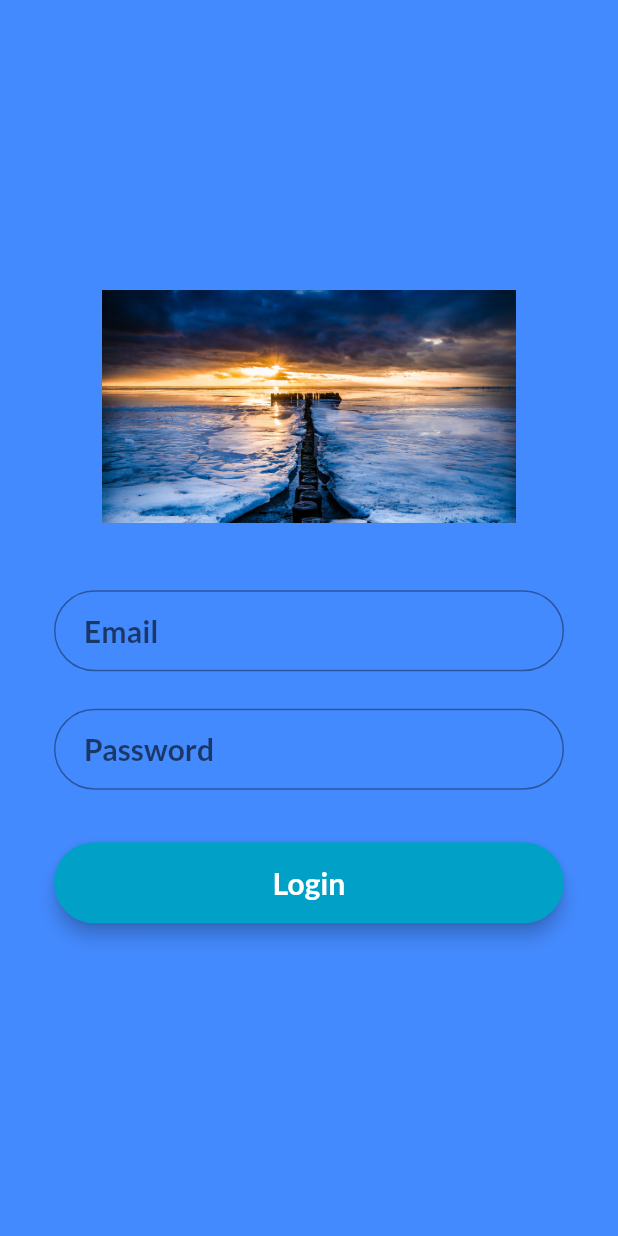
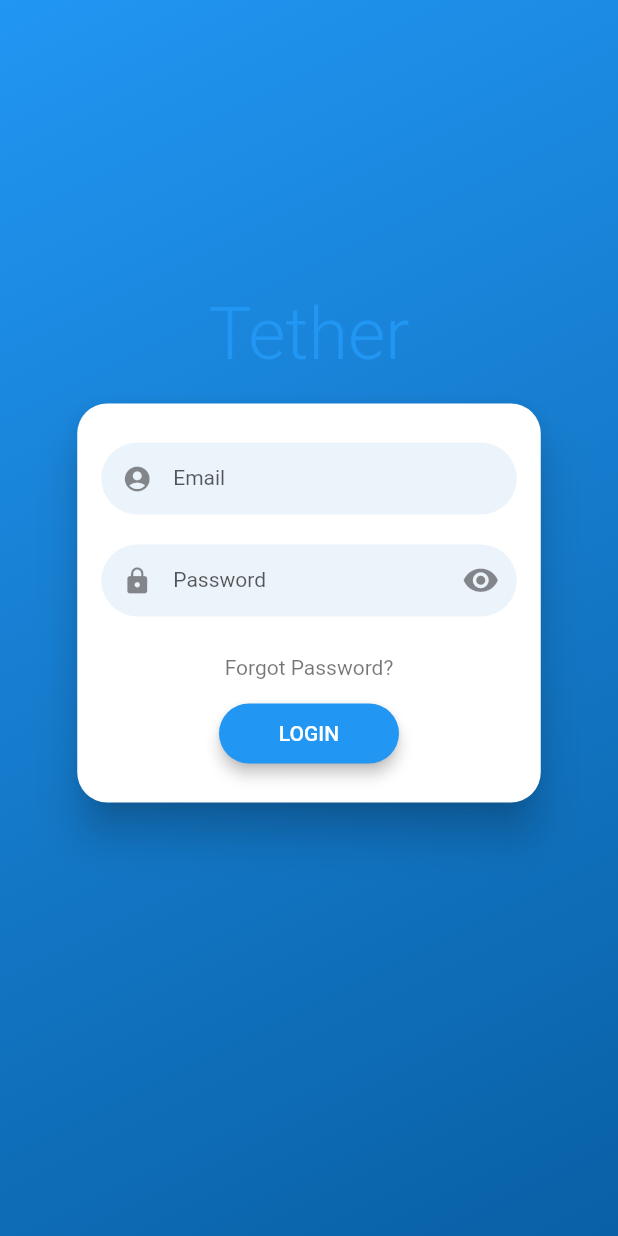
Before and after one commit to vermaapoorva/IC-Hello-World, a Flutter app: the screen it shows after launch, on a phone screen of 412 x 824 dp. Run offline on Flutter 3.47's test engine with Material 2 defaults, Android fonts, the light colour scheme and no system bars; drawn by our look-alikes of flutter_login.

Commit message:
Login Page implemented

```diff
--- a/front-end/lib/main.dart
+++ b/front-end/lib/main.dart
@@ -1,4 +1,5 @@
 import 'package:flutter/material.dart';
+import 'package:flutter_login/flutter_login.dart';
 
 void main() {
   runApp(MyApp());
@@ -22,101 +23,124 @@ class MyApp extends StatelessWidget {
         // is not restarted.
         primarySwatch: Colors.blue,
       ),
-      home: MyHomePage(title: 'Goals'),
+      // home: LoginScreen(title: 'Goals'),
+      home: LoginScreen(),
     );
   }
 }
 
-class MyHomePage extends StatefulWidget {
-  MyHomePage({Key key, this.title}) : super(key: key);
+// class LoginScreen extends StatefulWidget {
+//   LoginScreen({Key key, this.title}) : super(key: key);
+//
+//   // This widget is the home page of your application. It is stateful, meaning
+//   // that it has a State object (defined below) that contains fields that affect
+//   // how it looks.
+//
+//   // This class is the configuration for the state. It holds the values (in this
+//   // case the title) provided by the parent (in this case the App widget) and
+//   // used by the build method of the State. Fields in a Widget subclass are
+//   // always marked "final".
+//
+//   final String title;
+//
+//   @override
+//   // _MyHomePageState createState() => _MyHomePageState();
+//   _LoginScreen createState() => _LoginScreen();
+// }
 
-  // This widget is the home page of your application. It is stateful, meaning
-  // that it has a State object (defined below) that contains fields that affect
-  // how it looks.
-
-  // This class is the configuration for the state. It holds the values (in this
-  // case the title) provided by the parent (in this case the App widget) and
-  // used by the build method of the State. Fields in a Widget subclass are
-  // always marked "final".
-
-  final String title;
-
-  @override
-  _MyHomePageState createState() => _MyHomePageState();
-}
-
-class _MyHomePageState extends State<MyHomePage> {
-  TextStyle style = TextStyle(fontFamily: 'Lato', fontSize: 20.0);
-
+class LoginScreen extends StatelessWidget {
   @override
   Widget build(BuildContext context) {
-
-    final emailField = TextField(
-      obscureText: false,
-      style: style,
-      decoration: InputDecoration(
-          contentPadding: EdgeInsets.fromLTRB(20.0, 15.0, 20.0, 15.0),
-          hintText: "Email",
-          border:
-          OutlineInputBorder(borderRadius: BorderRadius.circular(32.0))),
-    );
-    final passwordField = TextField(
-      obscureText: true,
-      style: style,
-      decoration: InputDecoration(
-          contentPadding: EdgeInsets.fromLTRB(20.0, 15.0, 20.0, 15.0),
-          hintText: "Password",
-          border:
-          OutlineInputBorder(borderRadius: BorderRadius.circular(32.0))),
-    );
-    final loginButon = Material(
-      elevation: 5.0,
-      borderRadius: BorderRadius.circular(30.0),
-      color: Color(0xff01A0C7),
-      child: MaterialButton(
-        minWidth: MediaQuery.of(context).size.width,
-        padding: EdgeInsets.fromLTRB(20.0, 15.0, 20.0, 15.0),
-        onPressed: () {},
-        child: Text("Login",
-            textAlign: TextAlign.center,
-            style: style.copyWith(
-                color: Colors.white, fontWeight: FontWeight.bold)),
-      ),
-    );
-
-    return Scaffold(
-      body: Center(
-        child: Container(
-          color: Colors.blueAccent,
-          child: Padding(
-            padding: const EdgeInsets.all(36.0),
-            child: Column(
-              crossAxisAlignment: CrossAxisAlignment.center,
-              mainAxisAlignment: MainAxisAlignment.center,
-              children: <Widget>[
-                SizedBox(
-                  height: 155.0,
-                  child: Image.asset(
-                    "images/lake.jpg",
-                    fit: BoxFit.contain,
-                  ),
-                ),
-                SizedBox(height: 45.0),
-                emailField,
-                SizedBox(height: 25.0),
-                passwordField,
-                SizedBox(
-                  height: 35.0,
-                ),
-                loginButon,
-                SizedBox(
-                  height: 15.0,
-                ),
-              ],
-            ),
-          ),
-        ),
-      ),
+    return FlutterLogin(
+      title: 'Tether',
+      // logo: 'images/lake.jpg',
+      // onLogin: _authUser,
+      // onSignup: _authUser,
+      onSubmitAnimationCompleted: () {
+        // Navigator.of(context).pushReplacement(MaterialPageRoute(
+        //   builder: (context) => DashboardScreen(),
+        // ));
+      },
+      // onRecoverPassword: _recoverPassword,
     );
   }
 }
+
+// class _MyHomePageState extends State<MyHomePage> {
+//   TextStyle style = TextStyle(fontFamily: 'Lato', fontSize: 20.0);
+//
+//   @override
+//   Widget build(BuildContext context) {
+//
+//     final emailField = TextField(
+//       obscureText: false,
+//       style: style,
+//       decoration: InputDecoration(
+//           contentPadding: EdgeInsets.fromLTRB(20.0, 15.0, 20.0, 15.0),
+//           hintText: "Email",
+//           hintStyle: TextStyle(fontSize: 20.0, color: Colors.white),
+//           border:
+//           OutlineInputBorder(borderRadius: BorderRadius.circular(32.0))),
+//     );
+//     final passwordField = TextField(
+//       obscureText: true,
+//       style: style.copyWith(
+//           color: Colors.white, fontWeight: FontWeight.bold),
+//       decoration: InputDecoration(
+//           contentPadding: EdgeInsets.fromLTRB(20.0, 15.0, 20.0, 15.0),
+//           hintText: "Password",
+//           hintStyle: TextStyle(fontSize: 20.0, color: Colors.white),
+//           border:
+//           OutlineInputBorder(borderRadius: BorderRadius.circular(32.0))),
+//     );
+//     final loginButon = Material(
+//       elevation: 5.0,
+//       borderRadius: BorderRadius.circular(30.0),
+//       color: Color(0xff01A0C7),
+//       child: MaterialButton(
+//         minWidth: MediaQuery.of(context).size.width,
+//         padding: EdgeInsets.fromLTRB(20.0, 15.0, 20.0, 15.0),
+//         onPressed: () {},
+//         child: Text("Login",
+//             textAlign: TextAlign.center,
+//             style: style.copyWith(
+//                 color: Colors.white, fontWeight: FontWeight.bold)),
+//       ),
+//     );
+//
+//     return Scaffold(
+//       body: Center(
+//         child: Container(
+//           color: Colors.blueAccent,
+//           child: Padding(
+//             padding: const EdgeInsets.all(36.0),
+//             child: Column(
+//               crossAxisAlignment: CrossAxisAlignment.center,
+//               mainAxisAlignment: MainAxisAlignment.center,
+//               children: <Widget>[
+//                 SizedBox(
+//                   height: 155.0,
+//                   child: Image.asset(
+//                     "images/lake.jpg",
+//                     fit: BoxFit.contain,
+//                   ),
+//                 ),
+//                 SizedBox(height: 45.0),
+//                 emailField,
+//                 SizedBox(height: 25.0),
+//                 passwordField,
+//                 SizedBox(
+//                   height: 35.0,
+//                 ),
+//                 loginButon,
+//                 SizedBox(
+//                   height: 15.0,
+//                 ),
+//               ],
+//             ),
+//           ),
+//         ),
+//       ),
+//     );
+//   }
+// }
--- a/front-end/pubspec.yaml
+++ b/front-end/pubspec.yaml
@@ -23,6 +23,7 @@ environment:
 dependencies:
   flutter:
     sdk: flutter
+  flutter_login: ^1.0.15
 
 
   # The following adds the Cupertino Icons font to your application.
```
